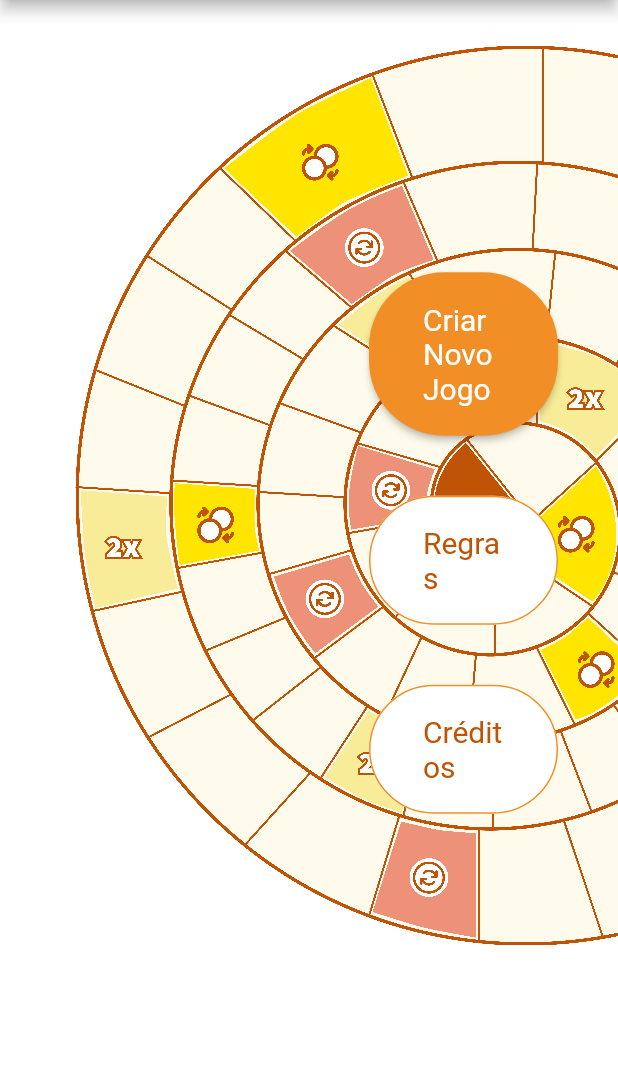
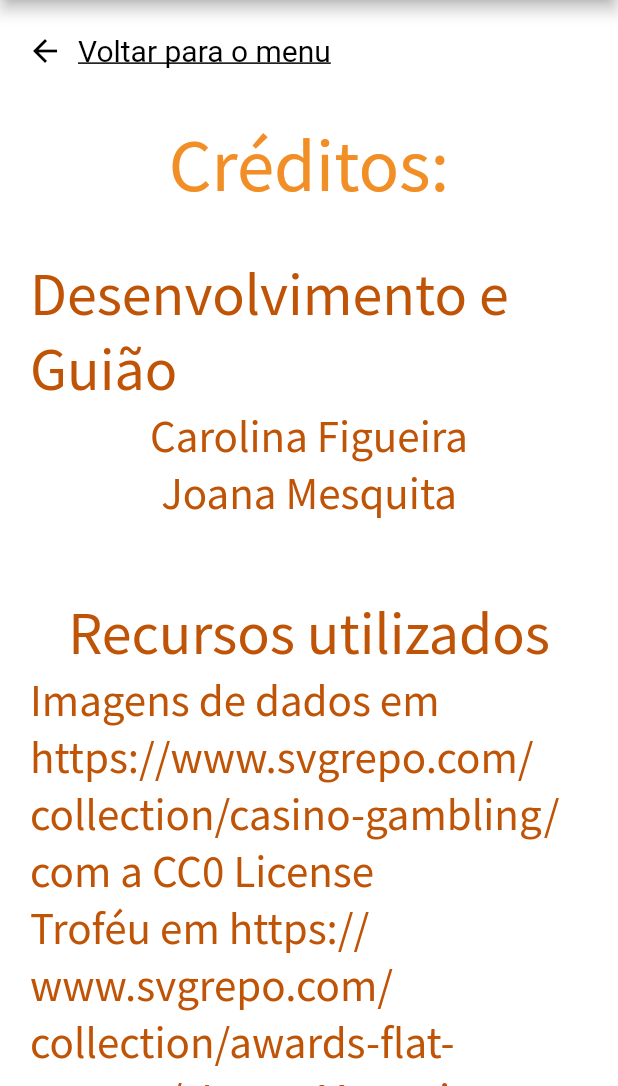
Before and after one commit to Trash-Bud/SE-Task-2, a Flutter app: the screen it shows after launch, after a tap on "Créditos", on a phone screen of 412 x 824 dp, the part 150-1236 px from its top. Run offline on Flutter 3.47's test engine with Material 2 defaults, Android fonts, the phone set to English and light mode, and no system bars; our stand-ins replace flutter_svg, getwidget; missing offline and left inert: flutter_client_sse, universal_html.

Commit message:
Add credits

```diff
--- a/Corrida_Da_Fisica_Web/lib/app_router.dart
+++ b/Corrida_Da_Fisica_Web/lib/app_router.dart
@@ -1,5 +1,6 @@
 
 import 'package:corrida_da_fisica_web/view/pages/connect_page.dart';
+import 'package:corrida_da_fisica_web/view/pages/credits_page.dart';
 import 'package:corrida_da_fisica_web/view/pages/error_page.dart';
 import 'package:corrida_da_fisica_web/view/pages/game_page.dart';
 import 'package:corrida_da_fisica_web/view/pages/game_wait_page.dart';
@@ -28,6 +29,8 @@ class AppRouter{
         return MaterialPageRoute(builder: (_) => const  GamePage(), settings: settingsNew);
       case '/how_connect':
         return MaterialPageRoute(builder: (_) => const  ConnectInstructionsPage(), settings: settingsNew);
+      case '/credits':
+        return MaterialPageRoute(builder: (_) => const  CreditsPage(), settings: settingsNew);
       default:
         return MaterialPageRoute(builder: (_) => const ErrorPage(), settings: settingsNew);
     }
--- /dev/null
+++ b/Corrida_Da_Fisica_Web/lib/view/pages/credits_page.dart
@@ -0,0 +1,49 @@
+
+
+import 'package:flutter/material.dart';
+import 'package:flutter/rendering.dart';
+
+import '../components/app_bar.dart';
+import '../components/page_header.dart';
+
+
+class CreditsPage extends StatelessWidget {
+  const CreditsPage({super.key});
+
+  @override
+  Widget build(BuildContext context) {
+    return Scaffold(
+      appBar: CustomAppBar(),
+      body: getPage(context),
+    );
+  }
+
+  Widget getPage(BuildContext context){
+    return Column(
+      crossAxisAlignment: CrossAxisAlignment.center,
+      children: [
+        const Header(title:"Créditos:", path: "/connect"),
+        getContent(context)
+      ],
+    );
+  }
+
+  Widget getContent(BuildContext context){
+    return Container(
+      padding: const EdgeInsets.all(20),
+      child: Column(
+        children: [
+          Text("Desenvolvimento e Guião", style: TextStyle(color: Theme.of(context).colorScheme.secondary, fontSize: 40)),
+          Text("Carolina Figueira", style: TextStyle(color: Theme.of(context).colorScheme.secondary, fontSize: 30)),
+          Text("Joana Mesquita", style: TextStyle(color: Theme.of(context).colorScheme.secondary, fontSize: 30)),
+          SizedBox(height: 50,),
+          Text("Recursos utilizados", style: TextStyle(color: Theme.of(context).colorScheme.secondary, fontSize: 40)),
+          Text("Imagens de dados em https://www.svgrepo.com/collection/casino-gambling/ com a CC0 License", style: TextStyle(color: Theme.of(context).colorScheme.secondary, fontSize: 30)),
+          Text("Troféu em https://www.svgrepo.com/collection/awards-flat-vectors/ Joana Mesquita com a CC Attribution License", style: TextStyle(color: Theme.of(context).colorScheme.secondary, fontSize: 30)),
+        ],
+      ),
+    );
+  }
+
+
+}
--- a/Corrida_Da_Fisica_Web/lib/view/pages/main_page.dart
+++ b/Corrida_Da_Fisica_Web/lib/view/pages/main_page.dart
@@ -62,7 +62,7 @@ class MainPage extends StatelessWidget {
               margin: const EdgeInsets.all(20),
               width: 500,
               child: OutlinedButton(
-                  onPressed: () => {},
+                  onPressed: () => {Navigator.of(context).pushNamed("/credits")},
                   child: Container(
                     margin: const EdgeInsets.all(20),
                     child: Text("Créditos", style: TextStyle(color: Theme.of(context).colorScheme.secondary )),
```
